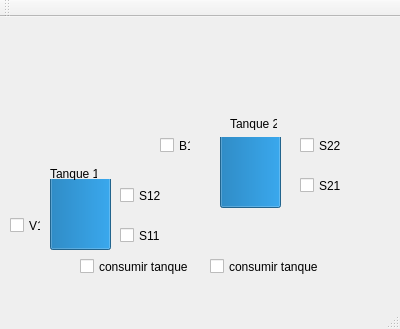
Before: the Qt Designer form Qt_gui/pp_gui/mainwindow.ui in SantiSjp/automacao-predial, drawn with Qt 5.
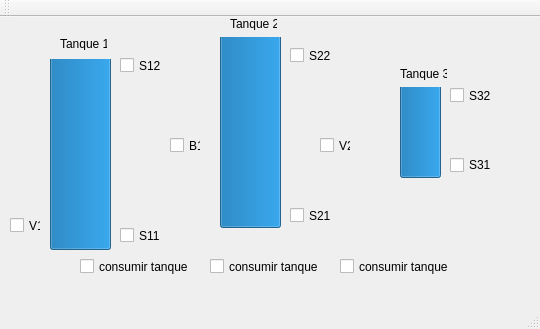
After: the same form once the commit is applied.

Commit message: logica tanque 3 funcionando

Diff of the .ui file:
```diff
--- a/Qt_gui/pp_gui/mainwindow.ui
+++ b/Qt_gui/pp_gui/mainwindow.ui
@@ -6,7 +6,7 @@
    <rect>
     <x>0</x>
     <y>0</y>
-    <width>400</width>
+    <width>540</width>
     <height>329</height>
    </rect>
   </property>
@@ -44,7 +44,7 @@
     <property name="geometry">
      <rect>
       <x>120</x>
-      <y>170</y>
+      <y>40</y>
       <width>41</width>
       <height>17</height>
      </rect>
@@ -57,9 +57,9 @@
     <property name="geometry">
      <rect>
       <x>50</x>
-      <y>162</y>
+      <y>42</y>
       <width>61</width>
-      <height>71</height>
+      <height>191</height>
      </rect>
     </property>
     <property name="value">
@@ -75,8 +75,8 @@
    <widget class="QLabel" name="label">
     <property name="geometry">
      <rect>
-      <x>50</x>
-      <y>150</y>
+      <x>60</x>
+      <y>20</y>
       <width>47</width>
       <height>13</height>
      </rect>
@@ -89,9 +89,9 @@
     <property name="geometry">
      <rect>
       <x>220</x>
-      <y>120</y>
+      <y>20</y>
       <width>61</width>
-      <height>71</height>
+      <height>191</height>
      </rect>
     </property>
     <property name="value">
@@ -108,7 +108,7 @@
     <property name="geometry">
      <rect>
       <x>230</x>
-      <y>100</y>
+      <y>0</y>
       <width>47</width>
       <height>13</height>
      </rect>
@@ -120,8 +120,8 @@
    <widget class="QCheckBox" name="checkBox_s21">
     <property name="geometry">
      <rect>
-      <x>300</x>
-      <y>160</y>
+      <x>290</x>
+      <y>190</y>
       <width>41</width>
       <height>17</height>
      </rect>
@@ -133,8 +133,8 @@
    <widget class="QCheckBox" name="checkBox_s22">
     <property name="geometry">
      <rect>
-      <x>300</x>
-      <y>120</y>
+      <x>290</x>
+      <y>30</y>
       <width>41</width>
       <height>17</height>
      </rect>
@@ -146,7 +146,7 @@
    <widget class="QCheckBox" name="checkBox_b1">
     <property name="geometry">
      <rect>
-      <x>160</x>
+      <x>170</x>
       <y>120</y>
       <width>31</width>
       <height>17</height>
@@ -182,6 +182,93 @@
      <string>consumir tanque 2</string>
     </property>
    </widget>
+   <widget class="QProgressBar" name="progressBar_Tanque3">
+    <property name="geometry">
+     <rect>
+      <x>400</x>
+      <y>70</y>
+      <width>41</width>
+      <height>91</height>
+     </rect>
+    </property>
+    <property name="maximum">
+     <number>100</number>
+    </property>
+    <property name="value">
+     <number>100</number>
+    </property>
+    <property name="textVisible">
+     <bool>false</bool>
+    </property>
+    <property name="orientation">
+     <enum>Qt::Vertical</enum>
+    </property>
+   </widget>
+   <widget class="QCheckBox" name="checkBox_s32">
+    <property name="geometry">
+     <rect>
+      <x>450</x>
+      <y>70</y>
+      <width>41</width>
+      <height>17</height>
+     </rect>
+    </property>
+    <property name="text">
+     <string>S32</string>
+    </property>
+   </widget>
+   <widget class="QCheckBox" name="checkBox_s31">
+    <property name="geometry">
+     <rect>
+      <x>450</x>
+      <y>140</y>
+      <width>41</width>
+      <height>16</height>
+     </rect>
+    </property>
+    <property name="text">
+     <string>S31</string>
+    </property>
+   </widget>
+   <widget class="QCheckBox" name="checkBox_consumoT3">
+    <property name="geometry">
+     <rect>
+      <x>340</x>
+      <y>240</y>
+      <width>111</width>
+      <height>19</height>
+     </rect>
+    </property>
+    <property name="text">
+     <string>consumir tanque 3</string>
+    </property>
+   </widget>
+   <widget class="QLabel" name="label_3">
+    <property name="geometry">
+     <rect>
+      <x>400</x>
+      <y>50</y>
+      <width>47</width>
+      <height>13</height>
+     </rect>
+    </property>
+    <property name="text">
+     <string>Tanque 3</string>
+    </property>
+   </widget>
+   <widget class="QCheckBox" name="checkBox_v2">
+    <property name="geometry">
+     <rect>
+      <x>320</x>
+      <y>120</y>
+      <width>31</width>
+      <height>17</height>
+     </rect>
+    </property>
+    <property name="text">
+     <string>V2</string>
+    </property>
+   </widget>
   </widget>
   <widget class="QMenuBar" name="menuBar">
    <property name="geometry">
```
Left out of the diff: 6 changed lines with no effect on the pictures. The commit also changes 28 other files.
